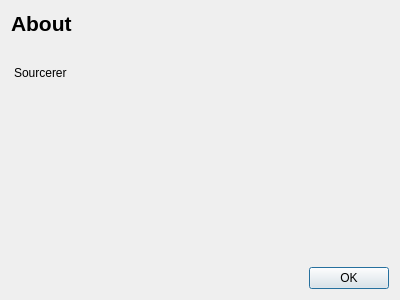
Qt form component/GuiManager/src/dialogs/AboutDialog.ui (Sourcerer-Team/Sourcerer) before a commit.
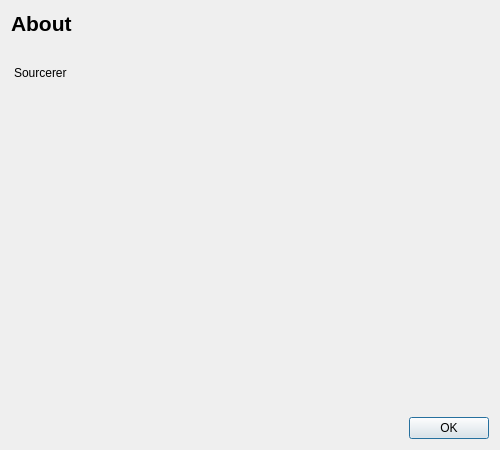
The same form after that commit.

Commit message: Adds more information to About box.

```diff
--- a/component/GuiManager/src/dialogs/AboutDialog.ui
+++ b/component/GuiManager/src/dialogs/AboutDialog.ui
@@ -9,8 +9,8 @@
    <rect>
     <x>0</x>
     <y>0</y>
-    <width>400</width>
-    <height>300</height>
+    <width>500</width>
+    <height>450</height>
    </rect>
   </property>
   <property name="windowTitle">
@@ -79,6 +79,100 @@
        </property>
       </widget>
      </item>
+     <item alignment="Qt::AlignTop">
+      <widget class="QLabel" name="descriptionLabel">
+       <property name="font">
+        <font>
+         <pointsize>9</pointsize>
+        </font>
+       </property>
+       <property name="styleSheet">
+        <string notr="true">QLabel {
+	margin-top: 15px;
+}</string>
+       </property>
+       <property name="text">
+        <string/>
+       </property>
+       <property name="wordWrap">
+        <bool>true</bool>
+       </property>
+      </widget>
+     </item>
+     <item alignment="Qt::AlignTop">
+      <widget class="QLabel" name="qtVersionLabel">
+       <property name="font">
+        <font>
+         <pointsize>9</pointsize>
+        </font>
+       </property>
+       <property name="styleSheet">
+        <string notr="true">QLabel {
+	margin-top: 10px;
+}</string>
+       </property>
+       <property name="text">
+        <string/>
+       </property>
+      </widget>
+     </item>
+     <item alignment="Qt::AlignTop">
+      <widget class="QLabel" name="buildDateLabel">
+       <property name="font">
+        <font>
+         <pointsize>9</pointsize>
+        </font>
+       </property>
+       <property name="styleSheet">
+        <string notr="true">QLabel {
+	margin-top: 5px;
+}</string>
+       </property>
+       <property name="text">
+        <string/>
+       </property>
+      </widget>
+     </item>
+     <item alignment="Qt::AlignTop">
+      <widget class="QLabel" name="copyrightLabel">
+       <property name="font">
+        <font>
+         <pointsize>9</pointsize>
+        </font>
+       </property>
+       <property name="styleSheet">
+        <string notr="true">QLabel {
+	margin-top: 15px;
+}</string>
+       </property>
+       <property name="text">
+        <string/>
+       </property>
+      </widget>
+     </item>
+     <item alignment="Qt::AlignTop">
+      <widget class="QLabel" name="websiteLabel">
+       <property name="font">
+        <font>
+         <pointsize>9</pointsize>
+        </font>
+       </property>
+       <property name="styleSheet">
+        <string notr="true">QLabel {
+	margin-top: 10px;
+}</string>
+       </property>
+       <property name="text">
+        <string/>
+       </property>
+       <property name="textFormat">
+        <enum>Qt::RichText</enum>
+       </property>
+       <property name="openExternalLinks">
+        <bool>true</bool>
+       </property>
+      </widget>
+     </item>
      <item>
       <spacer name="verticalSpacer">
        <property name="orientation">
```
The commit also changes 1 other file.
